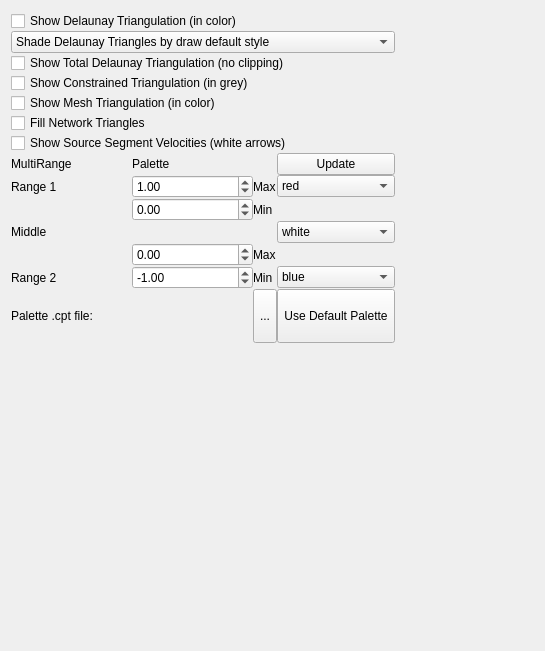
Above: src/qt-widgets/TopologyNetworkResolverLayerOptionsWidgetUi.ui from GPlates/GPlates before the change. Below: the same form after it.
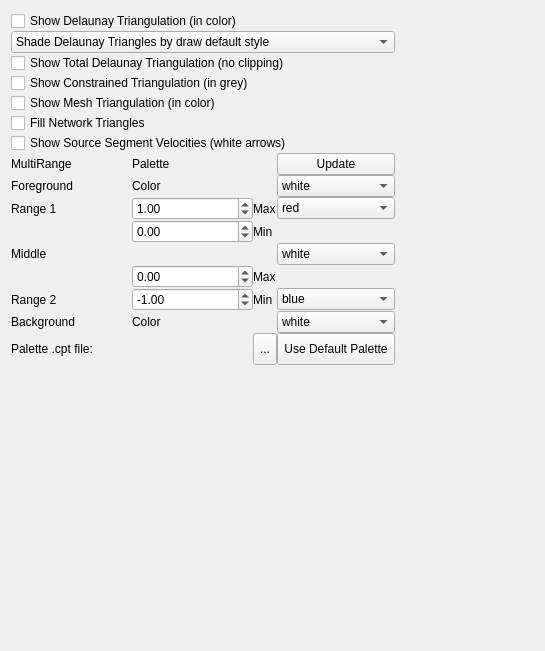
That is the form after the change. Icons and pictures are not drawn.

```diff
--- a/src/qt-widgets/TopologyNetworkResolverLayerOptionsWidgetUi.ui
+++ b/src/qt-widgets/TopologyNetworkResolverLayerOptionsWidgetUi.ui
@@ -95,7 +95,7 @@
          </property>
         </widget>
        </item>
-       <item row="10" column="0">
+       <item row="11" column="0">
         <widget class="QWidget" name="colour_scale_placeholder_widget" native="true"/>
        </item>
        <item row="0" column="0">
@@ -112,14 +112,14 @@
          </property>
         </widget>
        </item>
-       <item row="9" column="0">
+       <item row="10" column="0">
         <widget class="QLabel" name="label_8">
          <property name="text">
           <string>Palette .cpt file:</string>
          </property>
         </widget>
        </item>
-       <item row="9" column="4">
+       <item row="10" column="4">
         <widget class="QToolButton" name="use_default_palette_button">
          <property name="sizePolicy">
           <sizepolicy hsizetype="Fixed" vsizetype="Preferred">
@@ -139,7 +139,7 @@
          </property>
         </widget>
        </item>
-       <item row="9" column="3">
+       <item row="10" column="3">
         <widget class="QToolButton" name="select_palette_filename_button">
          <property name="sizePolicy">
           <sizepolicy hsizetype="Fixed" vsizetype="Preferred">
@@ -155,7 +155,7 @@
          </property>
         </widget>
        </item>
-       <item row="9" column="1">
+       <item row="10" column="1">
         <widget class="QWidget" name="palette_filename_placeholder_widget" native="true"/>
        </item>
        <item row="2" column="1">
@@ -373,6 +373,118 @@
          </property>
         </widget>
        </item>
+       <item row="1" column="4">
+        <widget class="QComboBox" name="fg_colour_combobox">
+         <property name="currentIndex">
+          <number>4</number>
+         </property>
+         <item>
+          <property name="text">
+           <string>red</string>
+          </property>
+         </item>
+         <item>
+          <property name="text">
+           <string>yellow</string>
+          </property>
+         </item>
+         <item>
+          <property name="text">
+           <string>green</string>
+          </property>
+         </item>
+         <item>
+          <property name="text">
+           <string>blue</string>
+          </property>
+         </item>
+         <item>
+          <property name="text">
+           <string>white</string>
+          </property>
+         </item>
+         <item>
+          <property name="text">
+           <string>grey</string>
+          </property>
+         </item>
+         <item>
+          <property name="text">
+           <string>black</string>
+          </property>
+         </item>
+        </widget>
+       </item>
+       <item row="8" column="4">
+        <widget class="QComboBox" name="bg_colour_combobox">
+         <property name="currentIndex">
+          <number>4</number>
+         </property>
+         <item>
+          <property name="text">
+           <string>red</string>
+          </property>
+         </item>
+         <item>
+          <property name="text">
+           <string>yellow</string>
+          </property>
+         </item>
+         <item>
+          <property name="text">
+           <string>green</string>
+          </property>
+         </item>
+         <item>
+          <property name="text">
+           <string>blue</string>
+          </property>
+         </item>
+         <item>
+          <property name="text">
+           <string>white</string>
+          </property>
+         </item>
+         <item>
+          <property name="text">
+           <string>grey</string>
+          </property>
+         </item>
+         <item>
+          <property name="text">
+           <string>black</string>
+          </property>
+         </item>
+        </widget>
+       </item>
+       <item row="1" column="0">
+        <widget class="QLabel" name="label_10">
+         <property name="text">
+          <string>Foreground</string>
+         </property>
+        </widget>
+       </item>
+       <item row="8" column="0">
+        <widget class="QLabel" name="label_11">
+         <property name="text">
+          <string>Background</string>
+         </property>
+        </widget>
+       </item>
+       <item row="8" column="1">
+        <widget class="QLabel" name="label_14">
+         <property name="text">
+          <string>Color</string>
+         </property>
+        </widget>
+       </item>
+       <item row="1" column="1">
+        <widget class="QLabel" name="label_13">
+         <property name="text">
+          <string>Color</string>
+         </property>
+        </widget>
+       </item>
       </layout>
      </item>
      <item>
```
